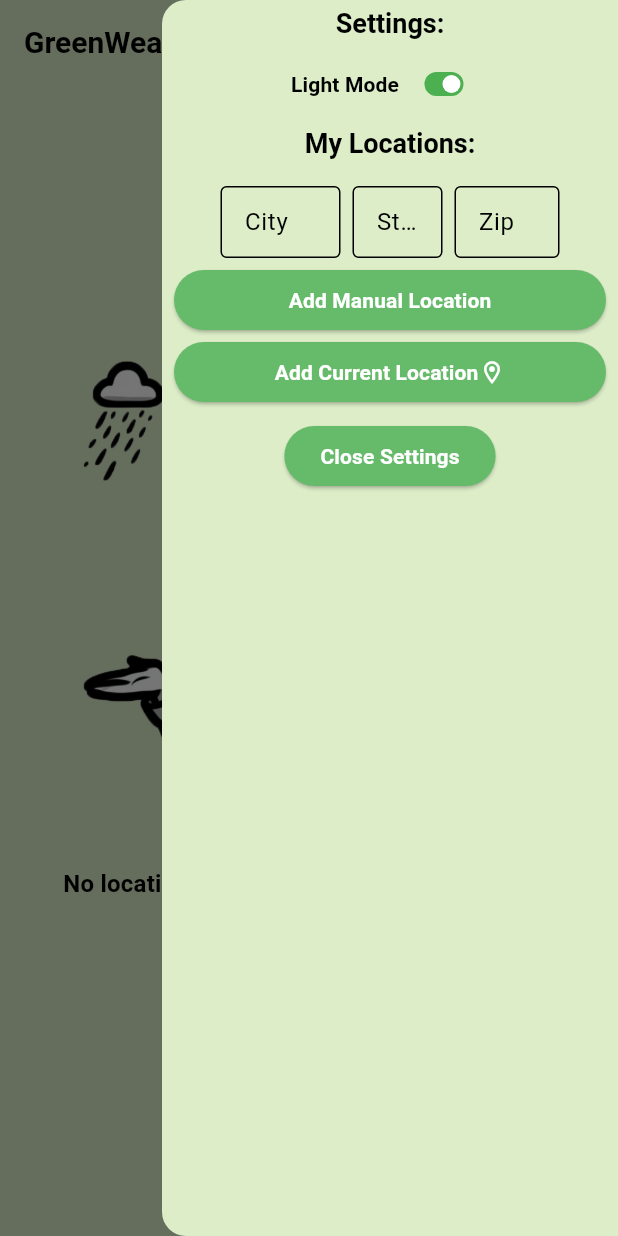
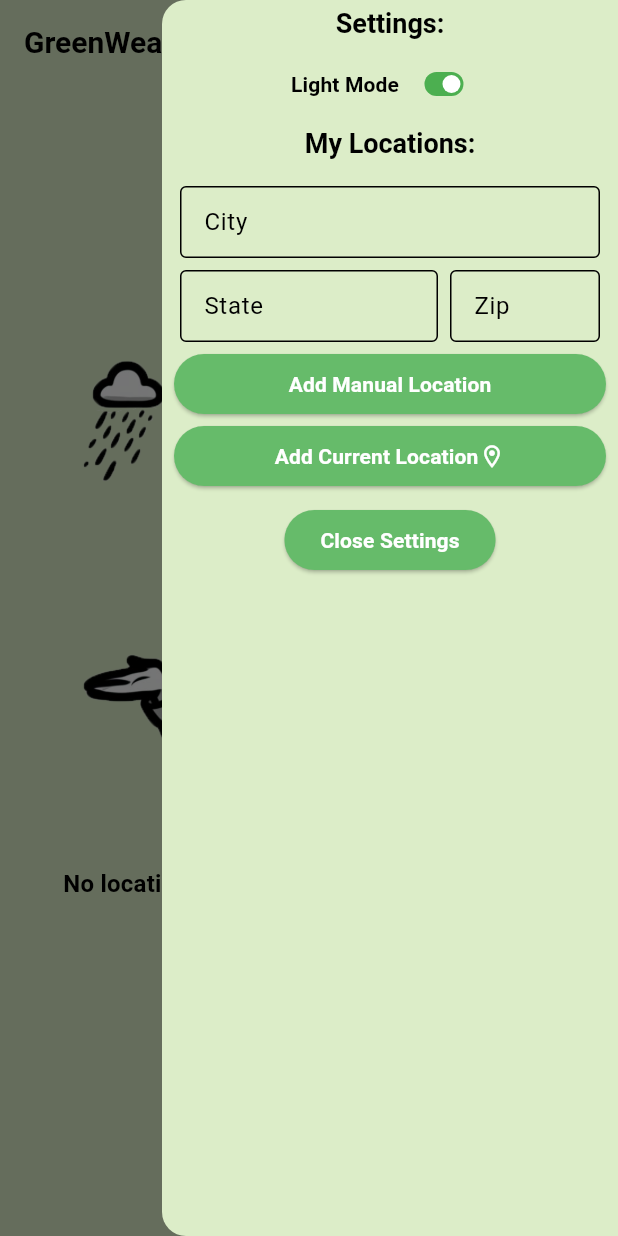
Before and after one commit to theusaf/osu-cs492-weather-app, a Flutter app: the screen it shows after launch, with the side drawer open, on a phone screen of 412 x 824 dp. Run offline on Flutter 3.47's test engine with Material 3 defaults, Android fonts, the phone set to English and light mode, and no system bars; our stand-ins replace geocoding, geolocator, google_fonts, shared_preferences, shimmer, sqflite; accounts and stored records are empty; Roboto replaces fonts that are missing (Convergence).

Commit message:
feat: increase size of user inputs

```diff
--- a/lib/components/location/location.dart
+++ b/lib/components/location/location.dart
@@ -135,7 +135,10 @@ class _LocationState extends State<Location> {
   Column savedListColumn() {
     return Column(
       children: [
-        SizedBox(height: 160, child: userInput()),
+        Container(
+          constraints: const BoxConstraints(maxHeight: 400),
+          child: userInput(),
+        ),
         savedLocation(),
         SizedBox(height: 150, child: locationsListWidget()),
       ],
@@ -205,16 +208,23 @@ class _LocationState extends State<Location> {
   Widget userInput() {
     return ThemeBuilder(builder: (context, colorScheme, textTheme) {
       return Column(
+        mainAxisSize: MainAxisSize.min,
         children: [
-          Row(
-            mainAxisAlignment: MainAxisAlignment.center,
+          Column(
+            crossAxisAlignment: CrossAxisAlignment.start,
             children: [
-              LocationText(
-                  labelText: 'City', width: 80.0, controller: cityController),
-              LocationText(
-                  labelText: 'State', width: 60.0, controller: stateController),
-              LocationText(
-                  labelText: 'Zip', width: 70.0, controller: zipController)
+              LocationText(labelText: 'City', controller: cityController),
+              Flex(
+                direction: Axis.horizontal,
+                mainAxisSize: MainAxisSize.min,
+                children: [
+                  Expanded(
+                      child: LocationText(
+                          labelText: 'State', controller: stateController)),
+                  LocationText(
+                      labelText: 'Zip', width: 100.0, controller: zipController)
+                ],
+              ),
             ],
           ),
           ElevatedButton(
@@ -274,11 +284,11 @@ class LocationText extends StatefulWidget {
   const LocationText(
       {super.key,
       required this.labelText,
-      required this.width,
+      this.width,
       required this.controller});
 
   final String labelText;
-  final double width;
+  final double? width;
   final TextEditingController controller;
 
   @override
```
